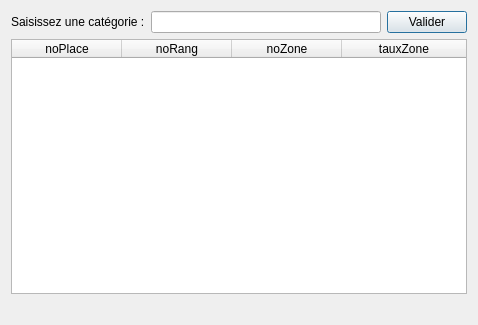
Before: the Qt Designer form gui/fct_fournie_2.ui in mat05/BD_Project, drawn with Qt 5.
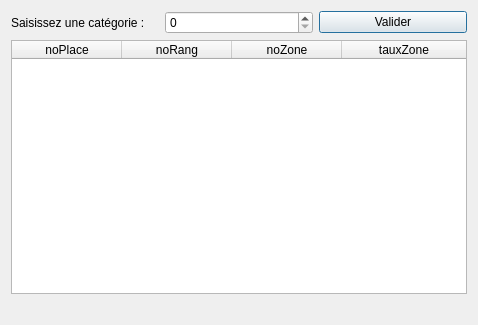
After: the same form once the commit is applied.

The edit to the form file:
```diff
--- a/gui/fct_fournie_2.ui
+++ b/gui/fct_fournie_2.ui
@@ -24,7 +24,7 @@
       </widget>
      </item>
      <item>
-      <widget class="QLineEdit" name="lineEdit"/>
+      <widget class="QSpinBox" name="spinBox"/>
      </item>
      <item>
       <widget class="QPushButton" name="pushButton">
```
